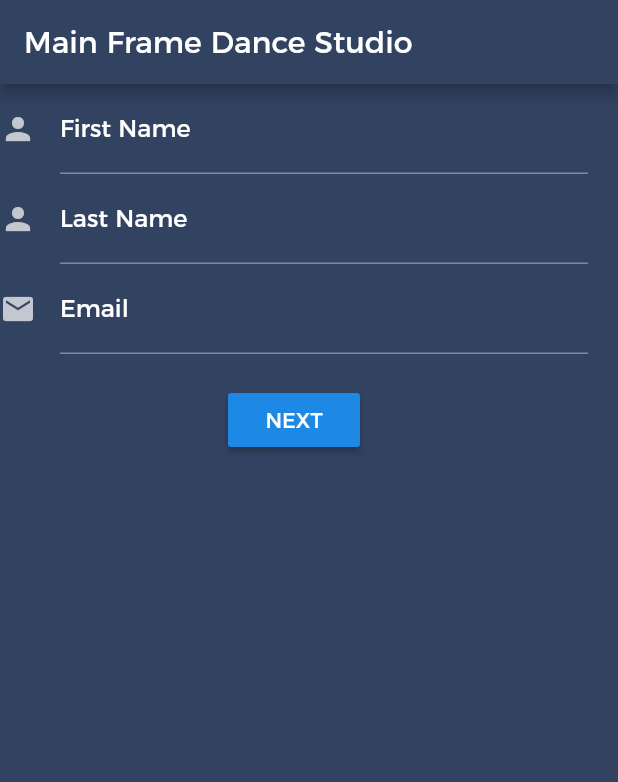
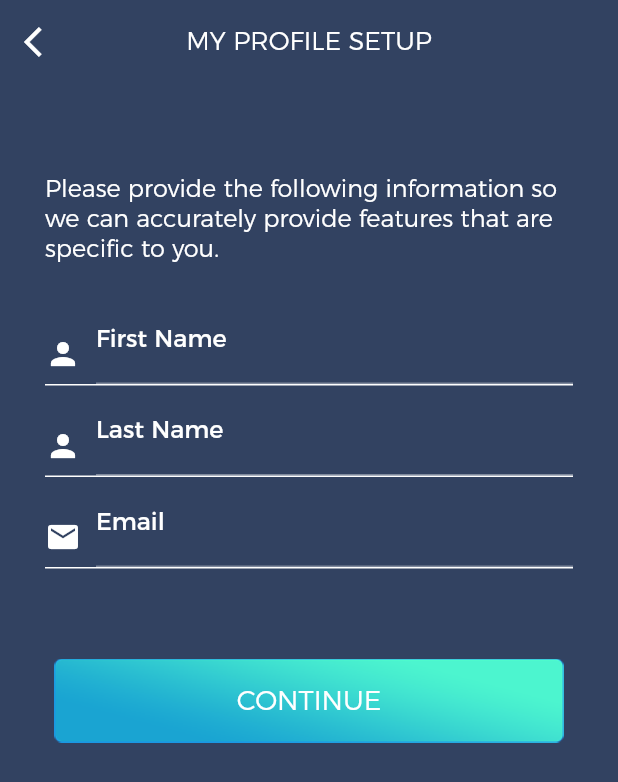
Before and after one commit to supitchayapat/mainframe-app, a Flutter app: the ProfileSetupName screen opened by its route, on a phone screen of 412 x 824 dp. Shown: the top 782 px of the screen. Run offline on Flutter 3.47's test engine with Material 2 defaults, Android fonts, the phone set to English and light mode, and no system bars; our stand-ins replace firebase_auth, firebase_database, string_scanner; missing offline and left inert: facebook_sign_in, validator; accounts and stored records are empty.

Commit message:
screen revisions for user profile

```diff
--- a/lib/src/screen/w2_profsetup_name_a18.dart
+++ b/lib/src/screen/w2_profsetup_name_a18.dart
@@ -4,6 +4,9 @@ import 'package:flutter/material.dart';
 import 'package:myapp/src/dao/UserDao.dart';
 import 'package:myapp/src/model/User.dart';
 import 'package:myapp/src/util/ScreenUtils.dart';
+import 'package:myapp/src/widget/MFTextFormField.dart';
+import 'package:myapp/src/widget/MFButton.dart';
+import 'package:myapp/src/widget/MFAppBar.dart';
 
 class ProfileSetupName extends StatefulWidget {
   @override
@@ -38,9 +41,6 @@ class _ProfileSetupNameState extends State<ProfileSetupName> {
     });
   }
 
-  @override
-  Widget build(BuildContext context) {
-
   void _handleSubmitted() {
     final FormState form = _formKey.currentState;
     // validate form and save
@@ -62,55 +62,60 @@ class _ProfileSetupNameState extends State<ProfileSetupName> {
     return null;
   }
 
+  @override
+  Widget build(BuildContext context) {
+
     return new Scaffold(
         key: _scaffoldKey,
-        appBar: new AppBar(title: new Text("Main Frame Dance Studio"), automaticallyImplyLeading: false),
+        appBar: new MFAppBar("MY PROFILE SETUP", context),
         body: new Form(
             key: _formKey,
             child: new Container(
-              margin: new EdgeInsets.only(right: 20.0),
+              margin: new EdgeInsets.only(right: 30.0, left: 30.0),
               child: new ListView(
                 children: <Widget>[
-                  new TextFormField(
-                    decoration: const InputDecoration(
+                  new Container(
+                    child: new Text(
+                      "Please provide the following information so we can accurately provide features that are specific to you.",
+                      style: new TextStyle(
+                        fontSize: 16.0,
+                        fontFamily: "Montserrat-Light",
+                      ),
+                    ),
+                    alignment: Alignment.bottomCenter,
+                    height: 120.0,
+                  ),
+                  new Padding(padding: const EdgeInsets.all(10.0)),
+                  new MFTextFormField(
                     icon: const Icon(Icons.person),
-                        hintText: 'Enter First Name...',
-                        labelText: 'First Name'
-                    ),
+                    labelText: 'First Name',
                     keyboardType: TextInputType.text,
                     onSaved: (String val) => _user.first_name = val,
                     controller: _fnameCtrl,
                     validator: _validateNotEmpty,
                   ),
-                  new TextFormField(
-                    decoration: const InputDecoration(
+                  new MFTextFormField(
                     icon: const Icon(Icons.person),
-                        hintText: 'Enter Last Name...',
-                        labelText: 'Last Name'
-                    ),
+                    labelText: 'Last Name',
                     keyboardType: TextInputType.text,
                     onSaved: (String val) => _user.last_name = val,
                     controller: _lnameCtrl,
                     validator: _validateNotEmpty,
                   ),
-                  new TextFormField(
-                    decoration: const InputDecoration(
+                  new MFTextFormField(
                     icon: const Icon(Icons.email),
-                        hintText: 'Enter Email...',
-                        labelText: 'Email'
-                    ),
+                    labelText: 'Email',
                     keyboardType: TextInputType.emailAddress,
                     onSaved: (String val) => _user.email = val,
                     controller: _emailCtrl
                   ),
+                  new Padding(padding: const EdgeInsets.all(30.0)),
                   new Container(
-                    padding: const EdgeInsets.all(20.0),
-                    alignment: Alignment.bottomCenter,
-                    child: new RaisedButton(
-                      child: const Text('NEXT'),
+                    child: new MainFrameButton(
+                      child: new Text("CONTINUE"),
                       onPressed: _handleSubmitted,
                     ),
-                  ),
+                  )
                 ],
               ),
             )
--- a/lib/src/screen/w3_profsetup_bday_a6.dart
+++ b/lib/src/screen/w3_profsetup_bday_a6.dart
@@ -3,6 +3,7 @@ import 'package:myapp/src/dao/UserDao.dart';
 import 'package:intl/intl.dart';
 import 'package:myapp/src/model/User.dart';
 import 'package:myapp/src/enumeration/Gender.dart';
+import 'package:myapp/src/widget/MFAppBar.dart';
 
 class ProfileSetupBday extends StatefulWidget {
 
@@ -75,12 +76,12 @@ class _ProfileSetupBdayState extends State<ProfileSetupBday> {
   Widget build(BuildContext context) {
     return new Scaffold(
         key: _scaffoldKey,
-        appBar: new AppBar(title: new Text("Main Frame Dance Studio"), automaticallyImplyLeading: false),
+        appBar: new MFAppBar("MY PROFILE SETUP", context),
         body: new Form(
             key: _formKey,
             child: new Container(
               padding: new EdgeInsets.all(20.0),
-              child: new Column(
+              child: new ListView(
                 children: <Widget>[
                   new TextFormField(
                     decoration: const InputDecoration(
--- /dev/null
+++ b/lib/src/widget/MFAppBar.dart
@@ -0,0 +1,28 @@
+import 'package:flutter/material.dart';
+
+class MFAppBar extends AppBar {
+  String textTitle;
+
+  MFAppBar(this.textTitle, BuildContext context) : super(
+      title: new Text(
+          textTitle,
+          style: new TextStyle(
+            fontFamily: "Montserrat-Light",
+            fontSize: 17.0,
+            fontWeight: FontWeight.w100
+          ),
+      ),
+      bottomOpacity: 0.0,
+      elevation: 0.0,
+      centerTitle: true,
+      automaticallyImplyLeading: false,
+      leading: new IconButton(
+          icon: new Icon(Icons.arrow_back_ios),
+          color: Colors.white,
+          tooltip: MaterialLocalizations.of(context).backButtonTooltip,
+          onPressed: () {
+            Navigator.of(context).maybePop();
+          }
+      )
+  );
+}
--- a/lib/src/widget/MFButton.dart
+++ b/lib/src/widget/MFButton.dart
@@ -1,7 +1,8 @@
 import 'package:flutter/material.dart';
 
 class MainFrameButton extends FlatButton {
-  MainFrameButton({Key key, Brightness colorBrightness, ButtonTextTheme textTheme,
+  double fontSize;
+  MainFrameButton({this.fontSize : 18.0, Key key, Brightness colorBrightness, ButtonTextTheme textTheme,
       Color textColor, Color color, Color splashColor, Color highlightColor, double elevation,
       double highlightElevation, double minWidth, double height, EdgeInsetsGeometry padding,
       VoidCallback onPressed, Widget child}) :
@@ -28,7 +29,7 @@ class MainFrameButton extends FlatButton {
             child: new DefaultTextStyle(
                 style: new TextStyle(
                   fontFamily: "Montserrat-Light",
-                  fontSize: 18.0,
+                  fontSize: fontSize,
                   color: Colors.white
                 ),
                 child: child
--- a/lib/src/widget/MFTextFormField.dart
+++ b/lib/src/widget/MFTextFormField.dart
@@ -9,6 +9,7 @@ class MFTextFormField extends StatefulWidget {
   FormFieldValidator<String> validator;
   bool obscureText;
   TextInputType keyboardType;
+  TextEditingController controller;
 
   MFTextFormField({
     this.labelText,
@@ -17,7 +18,8 @@ class MFTextFormField extends StatefulWidget {
     this.onSaved,
     this.validator,
     this.obscureText : false,
-    this.keyboardType : TextInputType.text
+    this.keyboardType : TextInputType.text,
+    this.controller
   });
 
   @override
@@ -42,6 +44,7 @@ class _MFTextFormFieldState extends State<MFTextFormField> {
       obscureText: widget.obscureText,
       onSaved: widget.onSaved,
       validator: widget.validator,
+      controller: widget.controller,
     );
 
     if(widget.icon != null) {
```
Also changed, not shown: lib/MainFrameRoute.dart (+7 -0 lines), lib/src/screen/forgot_password_a3.dart (added, +66 -0 lines), lib/src/screen/w1-1_email_login_a2.dart (+6 -1 lines). Lines whose indentation alone changed are shown as unchanged.
